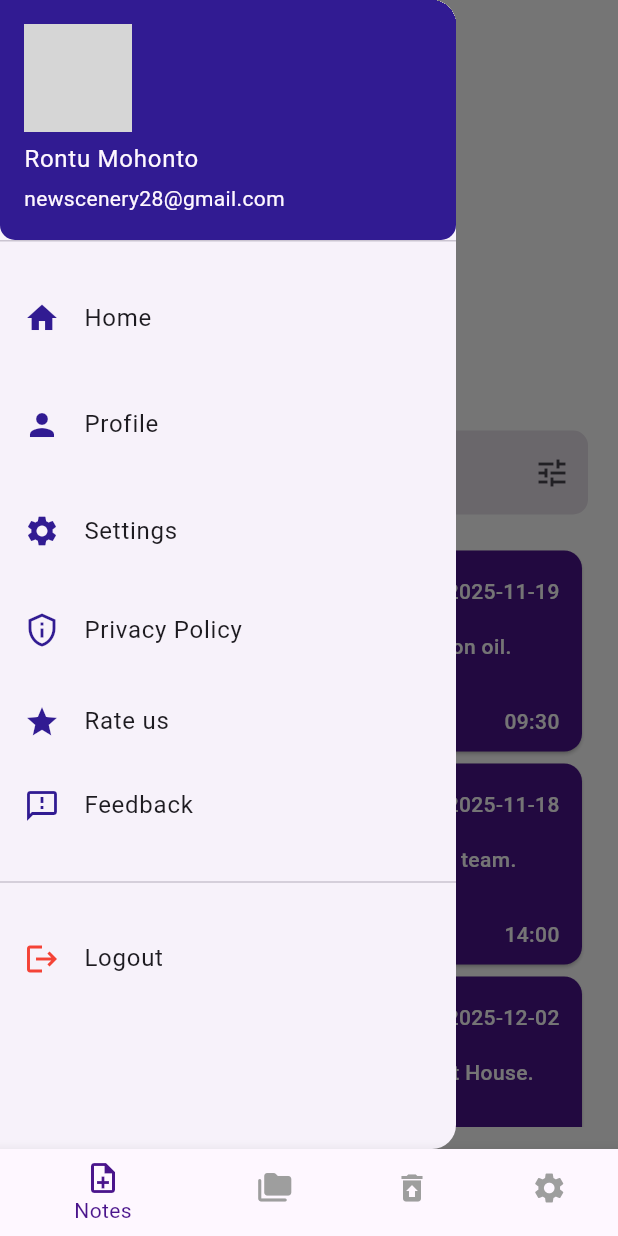
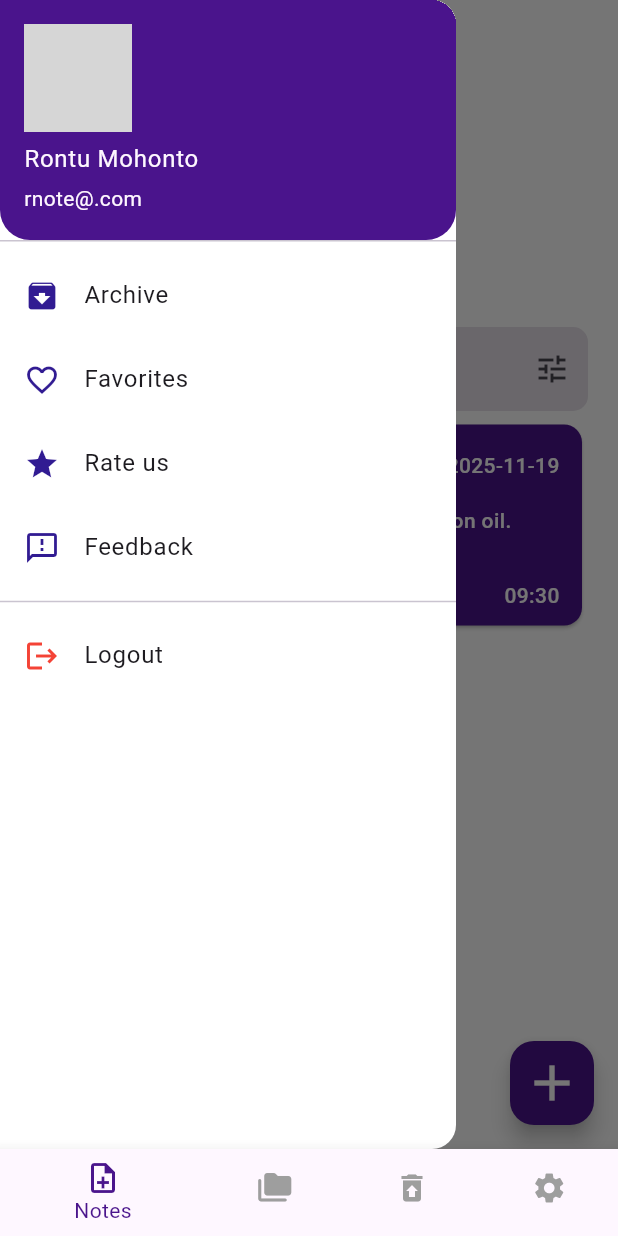
Before and after one commit to RontuMohonto/work2_Note_app, a Flutter app: the screen it shows after launch, with the side drawer open, on a phone screen of 412 x 824 dp. Run offline on Flutter 3.47's test engine with Material 3 defaults, Android fonts, the phone set to English and light mode, and no system bars; network calls fail; grey boxes are pictures that could not be loaded.

Commit message:
after drawer edit

```diff
--- a/lib/database/database.dart
+++ b/lib/database/database.dart
@@ -1,81 +1,21 @@
 class NoteData {
+
+  static final NoteData _instance = NoteData._internal();
+
+  factory NoteData() {
+    return _instance;
+  }
+
+  NoteData._internal();
+
   List<Map<String, dynamic>> list = [
     {
       "id": 0,
       "title": "Grocery List",
       "note":
-          "Buy milk, eggs and rice. Check discount on oil. Remember to buy salt too.",
+      "Buy milk, eggs and rice. Check discount on oil. Remember to buy salt too.",
       "date": "2025-11-19",
       "time": "09:30",
     },
-    {
-      "id": 1,
-      "title": "Meeting Notes",
-      "note":
-          "Discuss project timeline. Assign tasks to team. Prepare summary for manager.",
-      "date": "2025-11-18",
-      "time": "14:00",
-    },
-    {
-      "id": 2,
-      "title": "Birthday Reminder",
-      "note":
-          "Buy a gift for Apu. Get a cake from Sweet House. Don't forget to wrap the gift.",
-      "date": "2025-12-02",
-      "time": "18:00",
-    },
-    {
-      "id": 3,
-      "title": "Study Plan",
-      "note":
-          "Read Flutter docs for 1 hour. Practice layout examples. Note down confusing topics.",
-      "date": "2025-11-20",
-      "time": "20:30",
-    },
-    {
-      "id": 4,
-      "title": "Bank Task",
-      "note": "Deposit the cash. Collect the check. Ask about loan details.",
-      "date": "2025-11-21",
-      "time": "11:15",
-    },
-    {
-      "id": 5,
-      "title": "Workout",
-      "note": "30 minutes cardio. 15 minutes stretching. Drink water properly.",
-      "date": "2025-11-19",
-      "time": "06:30",
-    },
-    {
-      "id": 6,
-      "title": "App Idea",
-      "note":
-          "Draft quick UX flows. Plan offline save system. Think about cloud sync.",
-      "date": "2025-11-17",
-      "time": "22:10",
-    },
-    {
-      "id": 7,
-      "title": "Recipe",
-      "note":
-          "Marinate chicken. Fry lightly until golden. Simmer with spices for flavor.",
-      "date": "2025-11-22",
-      "time": "19:00",
-    },
-    {
-      "id": 8,
-      "title": "Call Reminder",
-      "note":
-          "Call Papa in evening. Ask about travel plans. Check ticket prices online.",
-      "date": "2025-11-20",
-      "time": "16:45",
-    },
-    {
-      "id": 9,
-      "title": "Maintenance",
-      "note": "Fix the leaking tap. Check fan wiring. List tools needed.",
-      "date": "2025-11-23",
-      "time": "10:00",
-    },
   ];
 }
--- a/lib/main.dart
+++ b/lib/main.dart
@@ -1,5 +1,6 @@
 import 'package:flutter/material.dart';
 import 'package:note_app/see/Details_page/Details_page.dart';
+import 'package:note_app/see/Note_add_screen/Note_add_screen.dart';
 import 'package:note_app/see/bottom/bottom.dart';
 import 'package:note_app/see/note/note.dart';
 import 'package:note_app/see/splash/splash_.dart';
@@ -13,6 +14,6 @@ class Myapp extends StatelessWidget {
 
   @override
   Widget build(BuildContext context) {
-    return MaterialApp(debugShowCheckedModeBanner: false, home: bottom());
+    return MaterialApp(debugShowCheckedModeBanner: false, home: splash_());
   }
 }
--- a/lib/see/note/Widgets/Card_Widget.dart
+++ b/lib/see/note/Widgets/Card_Widget.dart
@@ -27,8 +27,9 @@ class CardWidget extends StatelessWidget {
       child: Card(
         color: Colors.purple.shade900,
         child: Padding(
-          padding: const EdgeInsets.symmetric(horizontal: 15, vertical: 10),
+          padding:  EdgeInsets.symmetric(horizontal: 15, vertical: 10),
           child: Column(
+            crossAxisAlignment: CrossAxisAlignment.start,
             spacing: 10,
             children: [
               Row(
--- a/lib/see/note/Widgets/Drawer_Widget.dart
+++ b/lib/see/note/Widgets/Drawer_Widget.dart
@@ -1,67 +1,41 @@
 import 'package:flutter/material.dart';
 
-
-
 class DrawerWidget extends StatelessWidget {
-  const DrawerWidget({
-    super.key,
-  });
+  const DrawerWidget({super.key});
 
   @override
   Widget build(BuildContext context) {
     return Drawer(
+      backgroundColor: Colors.white,
       child: ListView(
         padding: EdgeInsets.zero,
         children: [
           UserAccountsDrawerHeader(
             accountName: Text("Rontu Mohonto"),
-            accountEmail: Text("newscenery28@gmail.com"),
+            accountEmail: Text("rnote@.com"),
             currentAccountPicture: CircleAvatar(
               backgroundImage: NetworkImage(
-                "https://thumbs.dreamstime.com/b/colorful-customizable-cartoon-features-smiling-boy-dark-hair-red-shirt-profile-pic-illustration-335486580.jpg",
+                "https://imagedelivery.net/xE-VtsYZUS2Y8MtLMcbXAg/4a05b139a21e91fdb87f/sm",
               ),
             ),
             decoration: BoxDecoration(
-              color: Colors.deepPurple.shade900,
+              color: Colors.purple.shade900,
               borderRadius: BorderRadius.only(
-                bottomRight: Radius.circular(10),
-                bottomLeft: Radius.circular(10),
+                bottomRight: Radius.circular(20),
+                bottomLeft: Radius.circular(20),
               ),
             ),
           ),
-          SizedBox(height: 15),
-
           ListTile(
-            leading: Icon(Icons.home, color: Colors.deepPurple.shade900),
-            title: Text("Home"),
+            leading: Icon(Icons.archive, color: Colors.deepPurple.shade900),
+            title: Text("Archive"),
             onTap: () {},
           ),
-          SizedBox(height: 15),
-
           ListTile(
-            leading: Icon(Icons.person, color: Colors.deepPurple.shade900),
-            title: Text("Profile"),
+            leading: Icon(Icons.favorite_border, color: Colors.deepPurple.shade900),
+            title: Text("Favorites"),
             onTap: () {},
           ),
-          SizedBox(height: 15),
-
-          ListTile(
-            leading: Icon(Icons.settings, color: Colors.deepPurple.shade900),
-            title: Text("Settings"),
-            onTap: () {},
-          ),
-
-          SizedBox(height: 10),
-          ListTile(
-            leading: Icon(
-              Icons.privacy_tip_outlined,
-              color: Colors.deepPurple.shade900,
-            ),
-            title: Text("Privacy Policy"),
-            onTap: () {},
-          ),
-
-          SizedBox(height: 5),
 
           ListTile(
             leading: Icon(Icons.star, color: Colors.deepPurple.shade900),
@@ -76,11 +50,9 @@ class DrawerWidget extends StatelessWidget {
             title: Text("Feedback"),
             onTap: () {},
           ),
-          SizedBox(height: 15),
 
           Divider(),
 
-          SizedBox(height: 15),
           ListTile(
             leading: Icon(Icons.logout, color: Colors.red),
             title: Text("Logout"),
--- a/lib/see/note/Widgets/name1.dart
+++ b/lib/see/note/Widgets/name1.dart
@@ -10,7 +10,7 @@ class My_widget extends StatelessWidget {
     return Text(
       "R",
       style: TextStyle(
-        fontSize: 60,
+        fontSize: 45,
         fontWeight: FontWeight.bold,
         color: Colors.purple.shade900,
       ),
--- a/lib/see/note/Widgets/name2.dart
+++ b/lib/see/note/Widgets/name2.dart
@@ -6,9 +6,9 @@ class NotesText_widget extends StatelessWidget {
   @override
   Widget build(BuildContext context) {
     return Text(
-      "Notes...",
+      "Note...",
       style: TextStyle(
-        fontSize: 60,
+        fontSize: 45,
         fontWeight: FontWeight.bold,
         color: Colors.purple.shade900,
       ),
--- a/lib/see/note/note.dart
+++ b/lib/see/note/note.dart
@@ -1,6 +1,7 @@
 import 'package:flutter/material.dart';
 
 import '../../database/database.dart';
+import '../Note_add_screen/Note_add_screen.dart';
 import 'Widgets/Card_Widget.dart';
 import 'Widgets/Drawer_Widget.dart';
 import 'Widgets/name1.dart';
@@ -22,10 +23,13 @@ class _noteScreenState extends State<noteScreen> {
       drawer: DrawerWidget(),
 
       backgroundColor: Colors.white,
-      appBar: AppBar(centerTitle: true, backgroundColor: Colors.white),
+      appBar:
+      AppBar(
+          centerTitle: true,
+          backgroundColor: Colors.white),
 
       body: Padding(
-        padding: const EdgeInsets.symmetric(horizontal: 20, vertical: 15),
+        padding:  EdgeInsets.symmetric(horizontal: 20),
         child: Column(
           crossAxisAlignment: CrossAxisAlignment.start,
           children: [
@@ -33,16 +37,31 @@ class _noteScreenState extends State<noteScreen> {
             My_widget(),
             NotesText_widget(),
             Tagline_widget(),
-            SizedBox(height: 15),
+            SizedBox(height: 5),
 
             //Search
             SearchField(),
 
-            SizedBox(height: 20),
+            SizedBox(height: 5),
 
             Builder_file(),
+
+
+
           ],
         ),
+      ),
+      floatingActionButton: FloatingActionButton(
+        onPressed: () {
+          Navigator.push(
+            context,
+            MaterialPageRoute(builder: (context) => add_note()),
+          ).then((value) {
+            setState(() {});
+          });
+        },
+        backgroundColor: Colors.purple.shade900,
+        child: Icon(Icons.add, color: Colors.white, size: 40),
       ),
     );
   }
```
Also changed, not shown: lib/see/Details_page/Details_page.dart (+26 -14 lines), lib/see/Note_add_screen/Note_add_screen.dart (added, +126 -0 lines), lib/see/splash/splash_.dart (+2 -10 lines).
